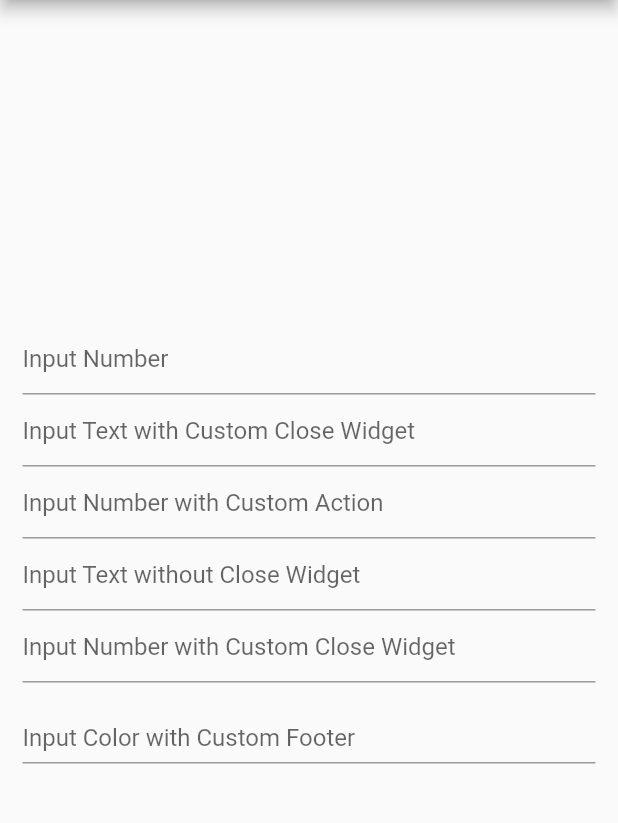
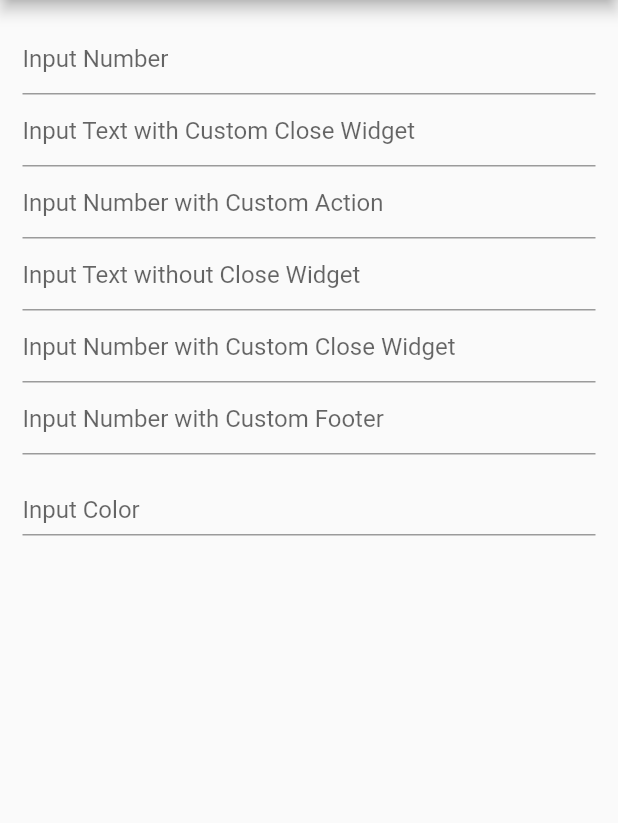
Before and after one commit to diegoveloper/flutter_keyboard_actions, a Flutter app: the ScaffoldTest screen opened directly, on a phone screen of 412 x 824 dp, the part 84-907 px from its top. Run offline on Flutter 3.47's test engine with Material 2 defaults, Android fonts, the light colour scheme and no system bars; missing offline and left inert: keyboard_avoider.

Commit message:
Rebuild overlay on focus change, small tweaks
* expose Material ink by removing container color to get next/prev splash effects
* calculate offset on next frame to reduce jank

```diff
--- a/example/lib/content.dart
+++ b/example/lib/content.dart
@@ -15,6 +15,7 @@ class _ContentState extends State<Content> {
   final FocusNode _nodeText4 = FocusNode();
   final FocusNode _nodeText5 = FocusNode();
   final FocusNode _nodeText6 = FocusNode();
+  final FocusNode _nodeText7 = FocusNode();
 
   /// Creates the [KeyboardActionsConfig] to hook up the fields
   /// and their focus nodes to our [FormKeyboardActions].
@@ -58,13 +59,19 @@ class _ContentState extends State<Content> {
         ),
         KeyboardAction(
           focusNode: _nodeText5,
-        ),
-        KeyboardAction(
-          focusNode: _nodeText6,
           closeWidget: Padding(
             padding: EdgeInsets.all(5.0),
             child: Text("CLOSE"),
           ),
+        ),
+        KeyboardAction(
+          focusNode: _nodeText6,
+          footer: PreferredSize(
+              child: SizedBox(height: 40, child: Center(child: Text('Custom Footer'),)),
+              preferredSize: Size.fromHeight(40)),
+        ),
+        KeyboardAction(
+          focusNode: _nodeText7,
           footer: ColorPickerKeyboard.instance,
         ),
       ],
@@ -86,7 +93,6 @@ class _ContentState extends State<Content> {
         child: Column(
           crossAxisAlignment: CrossAxisAlignment.stretch,
           children: <Widget>[
-            SizedBox(height: 200,),
             TextField(
               keyboardType: TextInputType.number,
               focusNode: _nodeText1,
@@ -122,11 +128,17 @@ class _ContentState extends State<Content> {
                 hintText: "Input Number with Custom Close Widget",
               ),
             ),
-//            SizedBox(height: 40,),
-            ColorInput(
+            TextField(
+              keyboardType: TextInputType.number,
               focusNode: _nodeText6,
               decoration: InputDecoration(
-                  hintText: 'Input Color with Custom Footer',
+                hintText: "Input Number with Custom Footer",
+              ),
+            ),
+            ColorInput(
+              focusNode: _nodeText7,
+              decoration: InputDecoration(
+                  hintText: 'Input Color',
               ),
             ),
           ],
--- a/lib/keyboard_actions.dart
+++ b/lib/keyboard_actions.dart
@@ -197,7 +197,6 @@ class FormKeyboardActionState extends State<FormKeyboardActions>
       _currentAction = action;
       currentIndex = nextIndex;
       FocusScope.of(context).requestFocus(_currentAction.focusNode);
-//      _showBar(true);  todo: Focus will change, causing this to happen anyway
     }
   }
 
@@ -233,9 +232,13 @@ class FormKeyboardActionState extends State<FormKeyboardActions>
       _insertOverlay();
     } else if (!showBar && isShowing) {
       _removeOverlay();
+    } else if (showBar && isShowing) {
+      _overlayEntry.markNeedsBuild();
     }
 
-    _updateOffset();
+    WidgetsBinding.instance.addPostFrameCallback((_) {
+      _updateOffset();
+    });
   }
 
   @override
@@ -345,7 +348,6 @@ class FormKeyboardActionState extends State<FormKeyboardActions>
           : CrossFadeState.showSecond,
       firstChild: Container(
         height: _kBarSize,
-        color: config.keyboardBarColor ?? Colors.grey[200],
         width: MediaQuery.of(context).size.width,
         child: Row(
           children: [
@@ -411,7 +413,6 @@ class FormKeyboardActionState extends State<FormKeyboardActions>
       width: double.maxFinite,
       child: BottomAreaAvoider(
           areaToAvoid: _offset,
-//          duration: Duration(seconds: 1),
           autoScroll: true,
           child: widget.child),
     );
```
